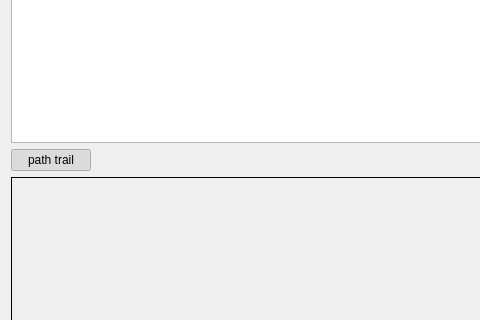
This is Agents/mission_controller_pioneer/src/localUI.ui in robocomp/robocomp-pioneer as Qt 5 draws it before an edit; both pictures show x 0 to 480 and y 237 to 557 of the 994 by 794 pixel window. The edited form follows.
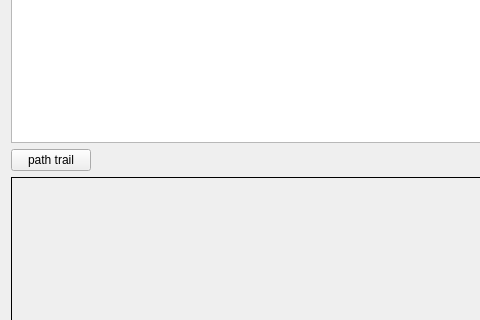
This is the edited form.

Commit message: button not checked

Patch:
```diff
--- a/Agents/mission_controller_pioneer/src/localUI.ui
+++ b/Agents/mission_controller_pioneer/src/localUI.ui
@@ -124,7 +124,7 @@
           <bool>true</bool>
          </property>
          <property name="checked">
-          <bool>true</bool>
+          <bool>false</bool>
          </property>
         </widget>
        </item>
```
The commit also changes 2 other files.
